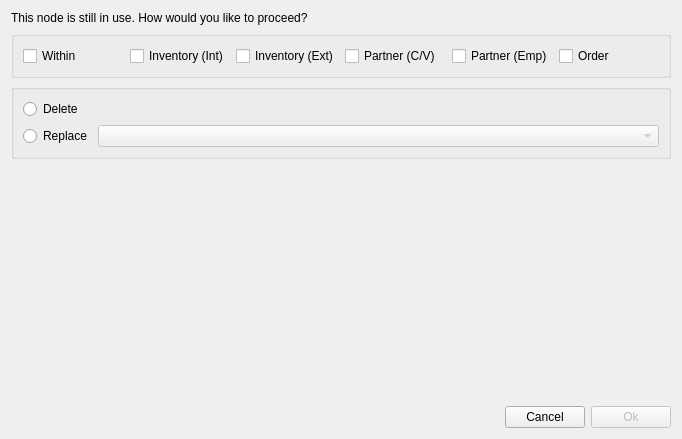
First picture: the form in dialog/deletenode/leafdeletedialog.ui, repository ytxerp/ytx-client, before the edit.
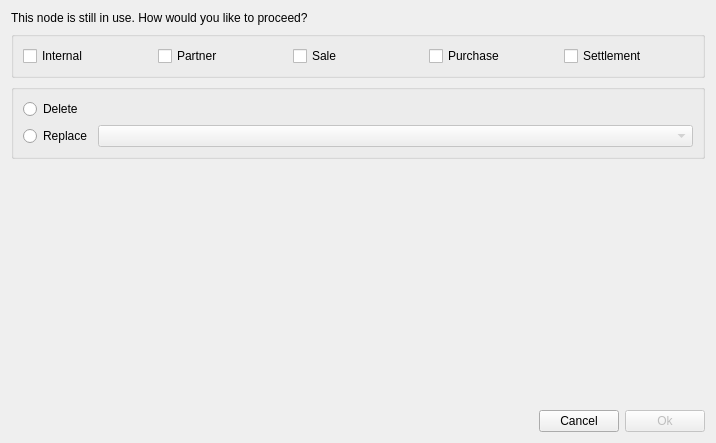
Second picture: the form after the edit. Custom widgets are drawn as their Qt base class.

Patch:
```diff
--- a/dialog/deletenode/leafdeletedialog.ui
+++ b/dialog/deletenode/leafdeletedialog.ui
@@ -6,8 +6,8 @@
    <rect>
     <x>0</x>
     <y>0</y>
-    <width>682</width>
-    <height>439</height>
+    <width>716</width>
+    <height>443</height>
    </rect>
   </property>
   <property name="sizePolicy">
@@ -130,7 +130,7 @@
          <string>This node is referenced within the section.</string>
         </property>
         <property name="text">
-         <string>Within</string>
+         <string>Internal</string>
         </property>
        </widget>
       </item>
@@ -140,7 +140,7 @@
          <string>Inventory (Internal): Referenced by partner, sale, or purchase.</string>
         </property>
         <property name="text">
-         <string>Inventory (Int)</string>
+         <string>Partner</string>
         </property>
        </widget>
       </item>
@@ -150,7 +150,7 @@
          <string>Inventory (External): Referenced by partner.</string>
         </property>
         <property name="text">
-         <string>Inventory (Ext)</string>
+         <string>Sale</string>
         </property>
        </widget>
       </item>
@@ -160,7 +160,7 @@
          <string>Partner (Customer/Vendor): Referenced by sale or purchase.</string>
         </property>
         <property name="text">
-         <string>Partner (C/V)</string>
+         <string>Purchase</string>
         </property>
        </widget>
       </item>
@@ -170,17 +170,7 @@
          <string>Partner (Employee): Referenced by sale or purchase.</string>
         </property>
         <property name="text">
-         <string>Partner (Emp)</string>
-        </property>
-       </widget>
-      </item>
-      <item>
-       <widget class="QCheckBox" name="chkBoxOrder">
-        <property name="toolTip">
-         <string>Order: Already settled.</string>
-        </property>
-        <property name="text">
-         <string>Order</string>
+         <string>Settlement</string>
         </property>
        </widget>
       </item>
```
Left out of the diff: 20 changed lines with no effect on the pictures.
